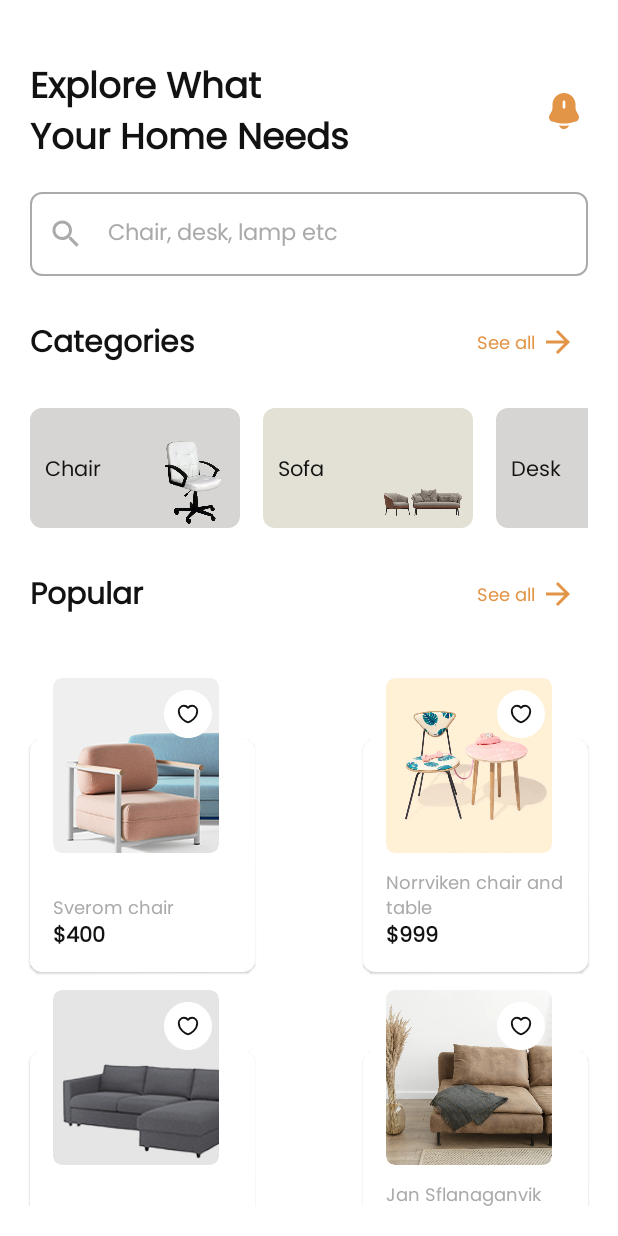
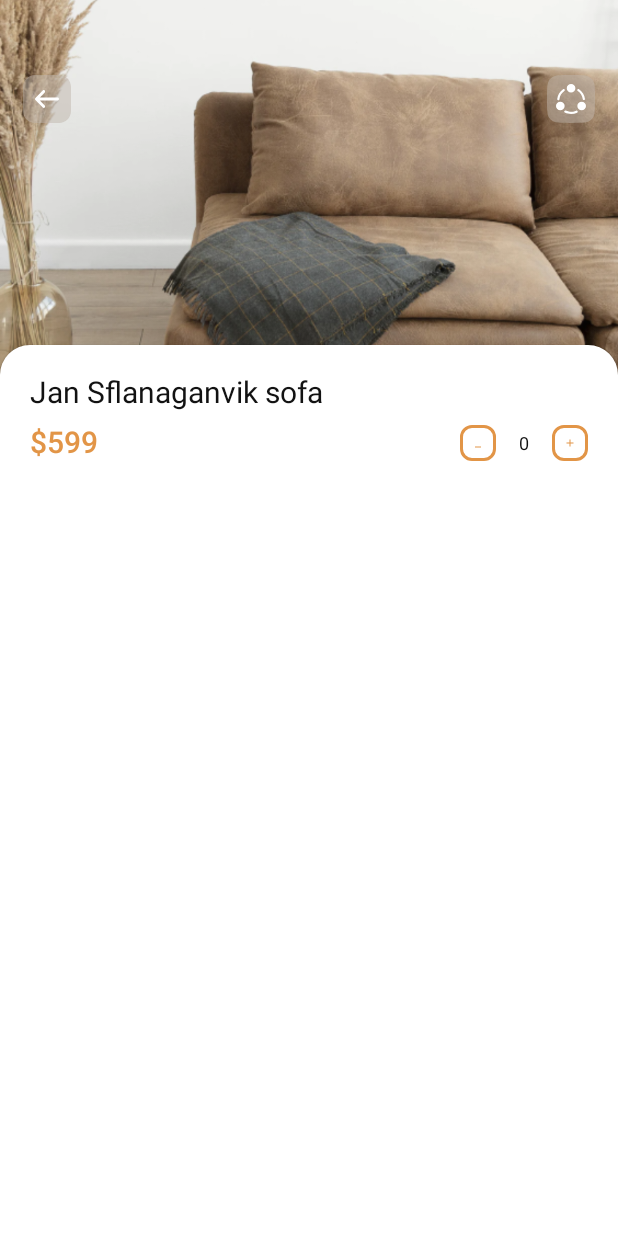
Before and after one commit to nameisjayant/furniture-app-compose-ui, an Android app built with Jetpack Compose: the screen it shows after launch (MainActivity), on a phone screen of 412 x 824 dp. Run offline under Robolectric (Android 15) with nearby library versions, the phone set to English and light mode, and no system bars.

Commit message:
product details screen

```diff
--- a/app/build.gradle
+++ b/app/build.gradle
@@ -62,4 +62,6 @@ dependencies {
     debugImplementation "androidx.compose.ui:ui-test-manifest:$compose_ui_version"
 
     implementation "com.google.accompanist:accompanist-flowlayout:$accompainst_version"
+    implementation "androidx.compose.material:material-icons-extended:1.3.1"
+
 }
--- a/app/src/main/java/com/nameisjayant/furnitureapp/MainActivity.kt
+++ b/app/src/main/java/com/nameisjayant/furnitureapp/MainActivity.kt
@@ -31,7 +31,7 @@ class MainActivity : ComponentActivity() {
                     modifier = Modifier.fillMaxSize(),
                     color = MaterialTheme.colors.background,
                 ) {
-                    HomeScreen()
+                    ProductDetailScreen()
                 }
             }
         }
--- a/app/src/main/java/com/nameisjayant/furnitureapp/commonUi/CommonUi.kt
+++ b/app/src/main/java/com/nameisjayant/furnitureapp/commonUi/CommonUi.kt
@@ -1,10 +1,17 @@
 package com.nameisjayant.furnitureapp.commonUi
 
+import android.annotation.SuppressLint
+import androidx.annotation.DrawableRes
 import androidx.compose.foundation.layout.Spacer
 import androidx.compose.foundation.layout.height
+import androidx.compose.foundation.layout.size
 import androidx.compose.foundation.layout.width
+import androidx.compose.material.Icon
+import androidx.compose.material.IconButton
 import androidx.compose.runtime.Composable
 import androidx.compose.ui.Modifier
+import androidx.compose.ui.graphics.Color
+import androidx.compose.ui.res.painterResource
 import androidx.compose.ui.unit.Dp
 import androidx.compose.ui.unit.dp
 
@@ -18,3 +25,15 @@ fun SpacerHeight(height: Dp = 5.dp) {
 fun SpacerWidth(width: Dp = 5.dp) {
     Spacer(modifier = Modifier.width(width))
 }
+@SuppressLint("ModifierParameter")
+@Composable
+fun AppIconButton(
+    @DrawableRes icon:Int,
+    tint:Color = Color.Unspecified,
+    modifier: Modifier = Modifier,
+    onClick:()->Unit ={}
+) {
+    IconButton(onClick = {onClick()}, modifier = modifier.size(32.dp)) {
+       Icon(painter = painterResource(id = icon), contentDescription = "", tint = tint)
+    }
+}
--- a/app/src/main/java/com/nameisjayant/furnitureapp/screens/ProductDetailScreen.kt
+++ b/app/src/main/java/com/nameisjayant/furnitureapp/screens/ProductDetailScreen.kt
@@ -1,23 +1,33 @@
 package com.nameisjayant.furnitureapp.screens
 
+import androidx.compose.foundation.BorderStroke
 import androidx.compose.foundation.Image
 import androidx.compose.foundation.background
 import androidx.compose.foundation.layout.*
+import androidx.compose.foundation.lazy.LazyColumn
 import androidx.compose.foundation.shape.RoundedCornerShape
-import androidx.compose.material.Card
-import androidx.compose.material.Icon
-import androidx.compose.material.Text
-import androidx.compose.runtime.Composable
+import androidx.compose.material.*
+import androidx.compose.material.icons.Icons
+import androidx.compose.material.icons.filled.Add
+import androidx.compose.material.icons.filled.Minimize
+import androidx.compose.runtime.*
 import androidx.compose.ui.Alignment
+import androidx.compose.ui.Alignment.Companion.CenterVertically
 import androidx.compose.ui.Modifier
+import androidx.compose.ui.draw.clip
 import androidx.compose.ui.graphics.Color
+import androidx.compose.ui.graphics.vector.ImageVector
 import androidx.compose.ui.layout.ContentScale
 import androidx.compose.ui.res.painterResource
+import androidx.compose.ui.res.stringResource
 import androidx.compose.ui.text.TextStyle
 import androidx.compose.ui.text.font.FontWeight
 import androidx.compose.ui.unit.dp
 import androidx.compose.ui.unit.sp
 import com.nameisjayant.furnitureapp.R
+import com.nameisjayant.furnitureapp.commonUi.AppIconButton
+import com.nameisjayant.furnitureapp.commonUi.SpacerHeight
+import com.nameisjayant.furnitureapp.ui.theme.DarkOrange
 import com.nameisjayant.furnitureapp.ui.theme.LightGray
 import com.nameisjayant.furnitureapp.ui.theme.PoppinFont
 import com.nameisjayant.furnitureapp.ui.theme.TextColor
@@ -38,17 +48,98 @@ fun ProductDetailScreen() {
                     .height(250.dp)
                     .fillMaxWidth()
             )
-              Card(
-                  modifier = Modifier
-                      .padding(top = 230.dp)
-                      .fillMaxWidth(),
-                  shape = RoundedCornerShape(20.dp),
-                  elevation = 0.dp
-              ) {
-                  Text(text = "djhjjjff\nfjn\nfnjf", modifier = Modifier.padding(20.dp))
-              }
+            HeaderIcon()
+            Card(
+                modifier = Modifier
+                    .padding(top = 230.dp)
+                    .fillMaxSize(),
+                shape = RoundedCornerShape(topStart = 20.dp, topEnd = 20.dp)
+            ) {
+                LazyColumn {
+                    item {
+                        ProductHeaderSection()
+                    }
+                }
+            }
 
         }
     }
 
 }
+
+@Composable
+fun ProductHeaderSection() {
+    var count by remember { mutableStateOf("0") }
+    Column(
+        modifier = Modifier.padding(20.dp)
+    ) {
+        Text(
+            text = stringResource(R.string.product_name), style = TextStyle(
+                color = TextColor,
+                fontWeight = FontWeight.W400,
+                fontSize = 20.sp,
+            )
+        )
+        SpacerHeight(10.dp)
+        Row(
+            modifier = Modifier.fillMaxWidth(),
+            horizontalArrangement = Arrangement.SpaceBetween
+        ) {
+            Text(
+                text = "$599", style = TextStyle(
+                    fontSize = 20.sp,
+                    fontWeight = FontWeight.W600,
+                    color = DarkOrange
+                )
+            )
+            Row(
+            ) {
+                ProductCount(icon = Icons.Default.Minimize){
+                    if(count != "0")
+                    count=count.toInt().minus(1).toString()
+                }
+                Text(text = count, style = TextStyle(
+                    fontSize = 12.sp,
+                    fontWeight = FontWeight.W400,
+                    color = TextColor,
+                ),
+                modifier = Modifier.align(CenterVertically).padding(horizontal = 15.dp)
+                )
+                ProductCount(icon = Icons.Default.Add){
+                    count = count.toInt().plus(1).toString()
+                }
+            }
+        }
+    }
+}
+
+@Composable
+fun ProductCount(
+    icon: ImageVector,
+    modifier: Modifier = Modifier,
+    onClick: () -> Unit = {}
+) {
+    TextButton(
+        onClick = { onClick() }, modifier = modifier.size(24.dp),
+        shape = RoundedCornerShape(8.dp),
+        elevation = ButtonDefaults.elevation(0.dp),
+        border = BorderStroke(2.dp, DarkOrange)
+    ) {
+        Icon(icon, contentDescription = "", tint = DarkOrange)
+    }
+}
+
+@Composable
+fun HeaderIcon() {
+
+    Row(
+        modifier = Modifier
+            .fillMaxWidth()
+            .padding(horizontal = 15.dp, vertical = 50.dp),
+        horizontalArrangement = Arrangement.SpaceBetween
+    ) {
+        AppIconButton(icon = R.drawable.back)
+        AppIconButton(icon = R.drawable.share)
+    }
+
+}
--- /dev/null
+++ b/app/src/main/res/drawable/back.xml
@@ -0,0 +1,13 @@
+<vector xmlns:android="http://schemas.android.com/apk/res/android"
+    android:width="32dp"
+    android:height="32dp"
+    android:viewportWidth="32"
+    android:viewportHeight="32">
+  <path
+      android:pathData="M8,0L24,0A8,8 0,0 1,32 8L32,24A8,8 0,0 1,24 32L8,32A8,8 0,0 1,0 24L0,8A8,8 0,0 1,8 0z"
+      android:fillColor="#BFB5AB"
+      android:fillAlpha="0.5"/>
+  <path
+      android:pathData="M8.275,15.315L8.276,15.314L13.174,10.282C13.541,9.905 14.135,9.906 14.5,10.285C14.866,10.664 14.864,11.277 14.497,11.654L11.208,15.032H23.063C23.58,15.032 24,15.465 24,16C24,16.535 23.58,16.968 23.063,16.968H11.208L14.497,20.346C14.864,20.723 14.866,21.336 14.5,21.715C14.135,22.094 13.541,22.095 13.174,21.718L8.276,16.686L8.275,16.685C7.908,16.307 7.909,15.692 8.275,15.315Z"
+      android:fillColor="#ffffff"/>
+</vector>
--- /dev/null
+++ b/app/src/main/res/drawable/share.xml
@@ -0,0 +1,14 @@
+<vector xmlns:android="http://schemas.android.com/apk/res/android"
+    android:width="32dp"
+    android:height="32dp"
+    android:viewportWidth="32"
+    android:viewportHeight="32">
+  <path
+      android:pathData="M15.2,32H16.8C23.568,32 26.951,32 29.196,30.083C29.514,29.811 29.811,29.514 30.083,29.196C32,26.951 32,23.568 32,16.8V15.2C32,8.432 32,5.049 30.083,2.804C29.811,2.486 29.514,2.189 29.196,1.917C26.951,0 23.568,0 16.8,0H15.2C8.432,0 5.049,0 2.804,1.917C2.486,2.189 2.189,2.486 1.917,2.804C0,5.049 0,8.432 0,15.2V16.8C0,23.568 0,26.951 1.917,29.196C2.189,29.514 2.486,29.811 2.804,30.083C5.049,32 8.432,32 15.2,32Z"
+      android:fillColor="#BFB5AB"
+      android:fillAlpha="0.5"/>
+  <path
+      android:pathData="M13.165,8.823C13.165,7.261 14.465,6 16.051,6C17.648,6 18.937,7.261 18.937,8.823C18.937,10.384 17.648,11.646 16.051,11.646C14.454,11.646 13.165,10.384 13.165,8.823ZM23.82,16.08C23.861,16.45 24.178,16.731 24.557,16.731H24.639C25.048,16.691 25.345,16.33 25.304,15.93C25.007,13.317 23.574,10.955 21.353,9.443C21.015,9.213 20.555,9.293 20.319,9.624C20.084,9.954 20.166,10.404 20.503,10.635C22.366,11.896 23.574,13.878 23.82,16.08ZM7.474,16.781H7.545C7.924,16.781 8.252,16.5 8.293,16.12C8.518,13.928 9.715,11.946 11.558,10.665C11.885,10.434 11.967,9.984 11.732,9.654C11.496,9.333 11.026,9.253 10.698,9.484C8.497,11.005 7.085,13.367 6.809,15.98C6.768,16.38 7.064,16.741 7.474,16.781ZM20.084,25.109C18.825,25.7 17.474,26 16.062,26C14.588,26 13.185,25.68 11.875,25.029C11.507,24.859 11.363,24.418 11.548,24.058C11.722,23.698 12.172,23.558 12.54,23.728C13.185,24.048 13.871,24.268 14.567,24.398C15.509,24.579 16.471,24.589 17.413,24.428C18.109,24.308 18.794,24.098 19.429,23.798C19.808,23.628 20.258,23.768 20.422,24.138C20.606,24.499 20.463,24.939 20.084,25.109ZM8.886,17.872C7.3,17.872 6,19.133 6,20.695C6,22.256 7.29,23.517 8.886,23.517C10.483,23.517 11.773,22.256 11.773,20.695C11.773,19.133 10.473,17.872 8.886,17.872ZM20.227,20.695C20.227,19.133 21.527,17.872 23.114,17.872C24.71,17.872 26,19.133 26,20.695C26,22.256 24.71,23.517 23.114,23.517C21.517,23.517 20.227,22.256 20.227,20.695Z"
+      android:fillColor="#ffffff"
+      android:fillType="evenOdd"/>
+</vector>
--- a/app/src/main/res/values/strings.xml
+++ b/app/src/main/res/values/strings.xml
@@ -7,4 +7,5 @@
     <string name="popular">Popular</string>
     <string name="rooms">Rooms</string>
     <string name="room_des">Furniture for every corners in your home</string>
+    <string name="product_name">Jan Sflanaganvik sofa</string>
 </resources>
```
Also changed, not shown: app/src/main/res/drawable/person_1.png (added), app/src/main/res/drawable/person_2.png (added), app/src/main/res/drawable/person_3.png (added), app/src/main/res/drawable/person_4.png (added).
